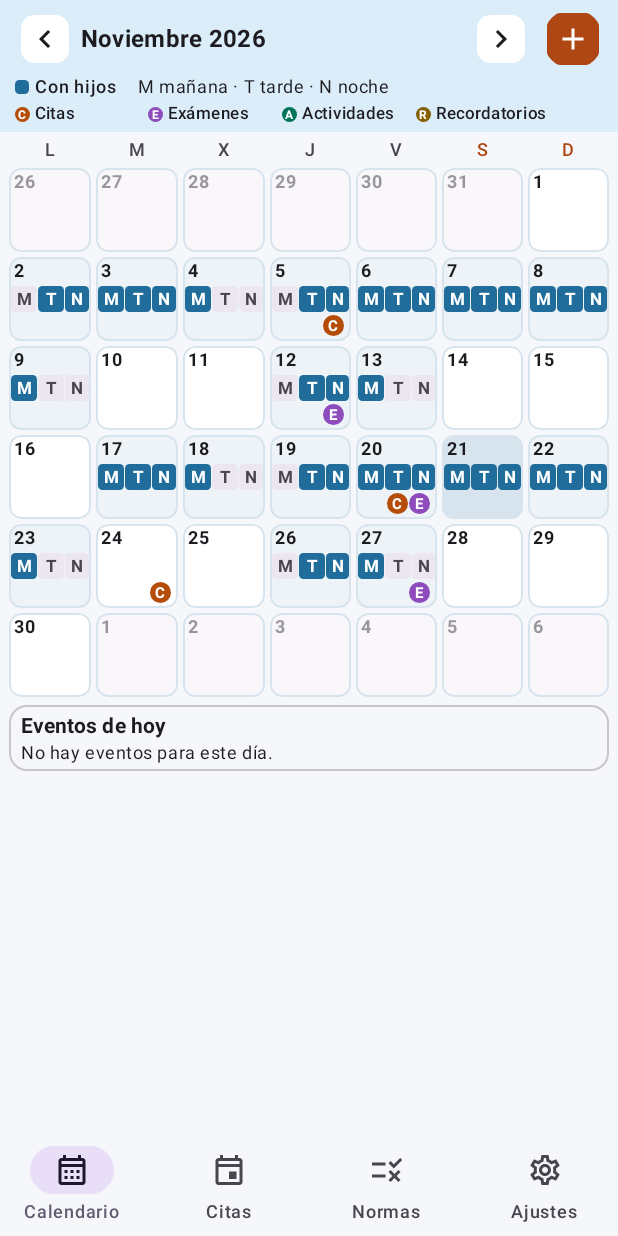
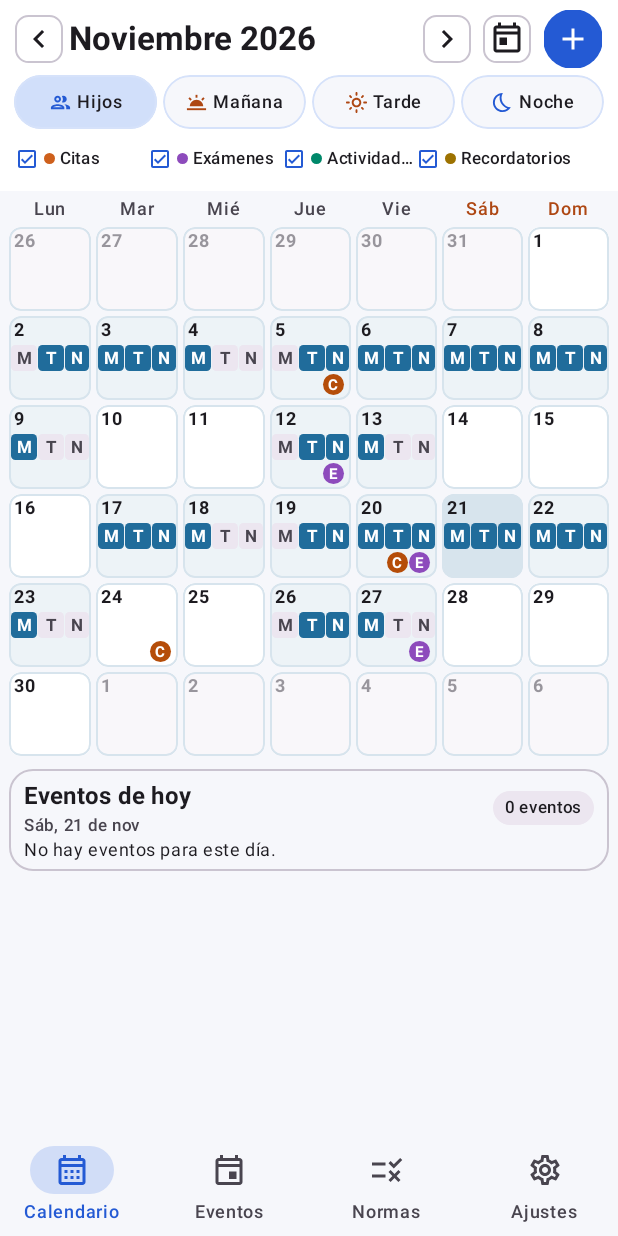
Before and after one commit to carlozzerdev/CalendarioLuchis, an Android app built with Jetpack Compose: the screen it shows after launch (MainActivity), on a phone screen of 412 x 824 dp. Run offline under Robolectric (Android 15) with nearby library versions, the phone set to English and light mode, and no system bars; our stand-ins replace Room's generated code; 1 statement that could not run was skipped.

Commit message:
Mejora de estilo

```diff
--- a/app/src/main/java/es/luchis/calendario/MainActivity.kt
+++ b/app/src/main/java/es/luchis/calendario/MainActivity.kt
@@ -126,17 +126,36 @@ internal val weekdays = listOf("Lunes","Martes","Miércoles","Jueves","Viernes",
             ) {
                 val tabs = listOf(
                     Triple(0, "Calendario", Icons.Outlined.CalendarMonth),
-                    Triple(3, "Citas", Icons.Outlined.Event),
+                    Triple(3, "Eventos", Icons.Outlined.Event),
                     Triple(1, "Normas", Icons.Outlined.Rule),
                     Triple(2, "Ajustes", Icons.Outlined.Settings)
                 )
                 tabs.forEach { (id, title, icon) ->
-                    NavigationBarItem(selected = tab == id, onClick = { tab = id }, icon = { Icon(icon, null) }, label = { Text(title) })
+                    val colors = MaterialTheme.colorScheme
+                    NavigationBarItem(
+                        selected = tab == id, onClick = { tab = id }, icon = { Icon(icon, null) }, label = { Text(title) },
+                        colors = NavigationBarItemDefaults.colors(
+                            selectedIconColor = colors.primary,
+                            selectedTextColor = colors.primary,
+                            indicatorColor = lerp(colors.surface, colors.primary, 0.17f)
+                        )
+                    )
                 }
             } }) { padding ->
                 Column(Modifier.fillMaxSize().padding(padding)) {
                     if(busy) LinearProgressIndicator(Modifier.fillMaxWidth())
-                    if(undo!=null) Row(Modifier.fillMaxWidth().padding(horizontal=16.dp),verticalAlignment=Alignment.CenterVertically) { Text("Cambio guardado",Modifier.weight(1f),style=MaterialTheme.typography.labelMedium); TextButton(onClick={ val previous=undo!!; undo=null; save(previous) }) { Text("Deshacer") } }
+                    undo?.let { previous ->
+                        Row(Modifier.fillMaxWidth().padding(horizontal = 12.dp), verticalAlignment = Alignment.CenterVertically) {
+                            Icon(Icons.Outlined.CloudDone, null, Modifier.size(19.dp), tint = MaterialTheme.colorScheme.onSurfaceVariant)
+                            Spacer(Modifier.width(6.dp))
+                            Text("Cambios guardados", Modifier.weight(1f), style = MaterialTheme.typography.labelMedium)
+                            TextButton(onClick = { undo = null; save(previous) }) {
+                                Icon(Icons.Outlined.Undo, null, Modifier.size(17.dp))
+                                Spacer(Modifier.width(4.dp))
+                                Text("Deshacer")
+                            }
+                        }
+                    }
                     when(tab) {
                         0 -> CalendarScreen(d,::save,::requestNotifications)
                         1 -> RulesScreen(d,::save)
@@ -211,6 +230,10 @@ internal val weekdays = listOf("Lunes","Martes","Miércoles","Jueves","Viernes",
     var editDay by remember { mutableStateOf(false) }
     var entry by remember { mutableStateOf<Entry?>(null) }
     var listNotices by rememberSaveable { mutableStateOf<Boolean?>(null) }
+    var showFixed by rememberSaveable { mutableStateOf(false) }
+    var custodyFilter by rememberSaveable { mutableIntStateOf(0) }
+    var eventFilter by rememberSaveable { mutableIntStateOf((1 shl EntryKind.entries.size) - 1) }
+    val visibleKinds = EntryKind.entries.filter { eventFilter and (1 shl it.ordinal) != 0 }.toSet()
     val today = LocalDate.now()
     val ym = YearMonth.parse(month)
     val date = selected?.let(LocalDate::parse) ?: today
@@ -234,45 +257,68 @@ internal val weekdays = listOf("Lunes","Martes","Miércoles","Jueves","Viernes",
     val dark = colors.surface.luminance() < 0.5f
     val accent = if (dark) Color(0xFFFFB58A) else Color(0xFFAE4713)
     val custodyColor = Color(d.displayColor)
-    val header = lerp(colors.surface, Color(0xFF67C6F0), if (dark) 0.18f else 0.21f)
     val cardColor = if (dark) colors.surfaceContainer else Color.White
     Column(
         Modifier.fillMaxSize(),
         verticalArrangement = Arrangement.spacedBy(4.dp)
     ) {
-        Column(Modifier.fillMaxWidth().background(header).padding(horizontal = 6.dp, vertical = 2.dp)) {
+        Column(Modifier.fillMaxWidth().background(cardColor).padding(horizontal = 6.dp, vertical = 2.dp)) {
             Row(Modifier.fillMaxWidth(), verticalAlignment = Alignment.CenterVertically) {
-                IconButton(onClick = { month = ym.minusMonths(1).toString() }) {
-                    Icon(Icons.Outlined.ChevronLeft, "Mes anterior", Modifier.background(cardColor, RoundedCornerShape(9.dp)).padding(4.dp))
+                IconButton(onClick = { month = ym.minusMonths(1).toString() }, modifier = Modifier.width(40.dp)) {
+                    Icon(Icons.Outlined.ChevronLeft, "Mes anterior", Modifier.border(1.dp, colors.outlineVariant, RoundedCornerShape(9.dp)).padding(4.dp))
                 }
                 Text(
                     ym.format(DateTimeFormatter.ofPattern("MMMM yyyy", spanish)).replaceFirstChar { it.uppercase() },
                     Modifier.weight(1f),
-                    style = MaterialTheme.typography.titleMedium,
+                    style = MaterialTheme.typography.titleLarge,
                     fontWeight = FontWeight.Bold,
                     maxLines = 1,
                     overflow = TextOverflow.Ellipsis
                 )
-                IconButton(onClick = { month = ym.plusMonths(1).toString() }) {
-                    Icon(Icons.Outlined.ChevronRight, "Mes siguiente", Modifier.background(cardColor, RoundedCornerShape(9.dp)).padding(4.dp))
+                IconButton(onClick = { month = ym.plusMonths(1).toString() }, modifier = Modifier.width(40.dp)) {
+                    Icon(Icons.Outlined.ChevronRight, "Mes siguiente", Modifier.border(1.dp, colors.outlineVariant, RoundedCornerShape(9.dp)).padding(4.dp))
+                }
+                IconButton(onClick = { month = YearMonth.from(today).toString(); selected = null; agenda = false }, modifier = Modifier.width(40.dp)) {
+                    Icon(Icons.Outlined.Today, "Ir a hoy", Modifier.border(1.dp, colors.outlineVariant, RoundedCornerShape(9.dp)).padding(4.dp))
                 }
                 IconButton(onClick = { listNotices = false }) {
-                    Icon(Icons.Outlined.Add, "Citas", Modifier.background(accent, RoundedCornerShape(9.dp)).padding(5.dp), tint = if (dark) Color(0xFF351405) else Color.White)
+                    Icon(Icons.Outlined.Add, "Añadir o gestionar eventos", Modifier.background(colors.primary, RoundedCornerShape(12.dp)).padding(7.dp), tint = colors.onPrimary)
                 }
             }
             if (!agenda) {
-                Row(Modifier.padding(horizontal = 4.dp), horizontalArrangement = Arrangement.spacedBy(14.dp), verticalAlignment = Alignment.CenterVertically) {
-                    Row(horizontalArrangement = Arrangement.spacedBy(4.dp), verticalAlignment = Alignment.CenterVertically) {
-                        Box(Modifier.size(9.dp).background(custodyColor, RoundedCornerShape(3.dp)))
-                        Text("Con hijos", style = MaterialTheme.typography.labelMedium)
+                val periodIcons = listOf(Icons.Outlined.People, Icons.Outlined.WbTwilight, Icons.Outlined.LightMode, Icons.Outlined.Bedtime)
+                Row(Modifier.fillMaxWidth().padding(horizontal = 3.dp), horizontalArrangement = Arrangement.spacedBy(4.dp)) {
+                    (listOf("Hijos") + periodNames).forEachIndexed { index, label ->
+                        val active = custodyFilter == index
+                        val shape = RoundedCornerShape(50)
+                        Row(
+                            Modifier.weight(1f).heightIn(min = 36.dp).clip(shape)
+                                .background(if (active) lerp(cardColor, colors.primary, 0.20f) else colors.surface)
+                                .border(1.dp, lerp(cardColor, colors.primary, 0.18f), shape)
+                                .toggleable(active, role = Role.RadioButton) { if (it) custodyFilter = index else custodyFilter = 0 }
+                                .padding(horizontal = 3.dp),
+                            horizontalArrangement = Arrangement.spacedBy(3.dp, Alignment.CenterHorizontally),
+                            verticalAlignment = Alignment.CenterVertically
+                        ) {
+                            Icon(periodIcons[index], null, Modifier.size(15.dp), tint = if (index in 1..2) accent else colors.primary)
+                            Text(label, style = MaterialTheme.typography.labelMedium, maxLines = 1, overflow = TextOverflow.Ellipsis)
+                        }
                     }
-                    Text("M mañana · T tarde · N noche", style = MaterialTheme.typography.bodySmall)
                 }
                 Row(Modifier.fillMaxWidth().padding(horizontal = 4.dp, vertical = 2.dp), horizontalArrangement = Arrangement.SpaceBetween) {
                     EntryKind.entries.forEach { kind ->
                         val width = if (kind == EntryKind.REMINDER) 1.4f else 1f
-                        Row(Modifier.weight(width), verticalAlignment = Alignment.CenterVertically, horizontalArrangement = Arrangement.spacedBy(3.dp)) {
-                            EntryDot(kind, 10.dp, showMark = true)
+                        val checked = kind in visibleKinds
+                        Row(
+                            Modifier.weight(width).heightIn(min = 35.dp).toggleable(checked, role = Role.Checkbox) {
+                                eventFilter = eventFilter xor (1 shl kind.ordinal)
+                            },
+                            verticalAlignment = Alignment.CenterVertically,
+                            horizontalArrangement = Arrangement.spacedBy(3.dp)
+                        ) {
+                            Icon(if (checked) Icons.Outlined.CheckBox else Icons.Outlined.CheckBoxOutlineBlank,
+                                null, Modifier.size(16.dp), tint = if (checked) colors.primary else colors.onSurfaceVariant)
+                            EntryDot(kind, 7.dp)
                             Text(kind.plural, style = MaterialTheme.typography.labelSmall, maxLines = 1, overflow = TextOverflow.Ellipsis)
                         }
                     }
@@ -280,7 +326,7 @@ internal val weekdays = listOf("Lunes","Martes","Miércoles","Jueves","Viernes",
             }
         }
         if(!agenda) {
-            val weekdayLabels = listOf("L", "M", "X", "J", "V", "S", "D")
+            val weekdayLabels = listOf("Lun", "Mar", "Mié", "Jue", "Vie", "Sáb", "Dom")
             Row(Modifier.padding(horizontal = 6.dp), horizontalArrangement = Arrangement.spacedBy(3.dp)) {
                 weekdayLabels.forEachIndexed { index, label -> Box(Modifier.weight(1f), contentAlignment = Alignment.Center) {
                     Text(label, style = MaterialTheme.typography.labelMedium,
@@ -304,7 +350,8 @@ internal val weekdays = listOf("Lunes","Martes","Miércoles","Jueves","Viernes",
                                 val inMonth = YearMonth.from(day) == ym
                                 CalendarDayCard(
                                     day = day,
-                                    mask = if (inMonth) CalendarEngine.day(d, day).mask else 0,
+                                    mask = if (!inMonth) 0 else CalendarEngine.day(d, day).mask and
+                                        (if (custodyFilter == 0) 7 else 1 shl (custodyFilter - 1)),
                                     custodyColor = custodyColor,
                                     cardColor = cardColor,
                                     inMonth = inMonth,
@@ -312,7 +359,8 @@ internal val weekdays = listOf("Lunes","Martes","Miércoles","Jueves","Viernes",
                                     today = day == today,
                                     periodSize = periodSize,
                                     eventRowWidth = eventRowWidth,
-                                    entryKinds = if (inMonth) entriesByDay[day].orEmpty().map { it.entry.kind }.toSet() else emptySet(),
+                                    entryKinds = if (inMonth) entriesByDay[day].orEmpty().map { it.entry.kind }
+                                        .filter { it in visibleKinds }.toSet() else emptySet(),
                                     modifier = Modifier.weight(1f).fillMaxHeight()
                                 ) {
                                     month = YearMonth.from(day).toString()
@@ -322,8 +370,9 @@ internal val weekdays = listOf("Lunes","Martes","Miércoles","Jueves","Viernes",
                             }
                         }
                     }
-                    if (fixedEntries.isNotEmpty()) FixedEvents(fixedEntries) { entry = it }
-                    SelectedDayEvents(date, today, dayEntries.filterNot { it.entry.isFixed }) { entry = it }
+                    val visibleFixed = fixedEntries.filter { it.kind in visibleKinds }
+                    if (visibleFixed.isNotEmpty()) FixedEvents(visibleFixed, { showFixed = true }) { entry = it }
+                    SelectedDayEvents(date, today, dayEntries.filter { !it.entry.isFixed && it.entry.kind in visibleKinds }) { entry = it }
                 }
             }
         } else {
@@ -333,6 +382,7 @@ internal val weekdays = listOf("Lunes","Martes","Miércoles","Jueves","Viernes",
                     TextButton(onClick = { agenda = false }) { Text("Ver mes") }
                 }
                 val entries = entriesByDay.toSortedMap().filterKeys { YearMonth.from(it) == ym }.values.flatten()
+                    .filter { it.entry.kind in visibleKinds }
                 if (entries.isEmpty()) Text("No hay elementos este mes.", color = MaterialTheme.colorScheme.onSurfaceVariant)
                 entries.forEach { occurrence -> EntryCard(occurrence.entry, occurrence.date) { entry = occurrence.entry } }
             }
@@ -340,6 +390,19 @@ internal val weekdays = listOf("Lunes","Martes","Miércoles","Jueves","Viernes",
         if (!d.initialized && d.exceptions.isEmpty()) {
             Text("Configura el lunes inicial en Normas.", style = MaterialTheme.typography.bodySmall)
         }
+    }
+    if (showFixed && entry == null) {
+        AlertDialog(
+            onDismissRequest = { showFixed = false },
+            title = { Text("Fijados") },
+            text = {
+                Column(Modifier.verticalScroll(rememberScrollState()), verticalArrangement = Arrangement.spacedBy(6.dp)) {
+                    if (fixedEntries.isEmpty()) Text("No hay elementos fijados.")
+                    fixedEntries.forEach { item -> EntryCard(item) { entry = item } }
+                }
+            },
+            confirmButton = { TextButton(onClick = { showFixed = false }) { Text("Cerrar") } }
+        )
     }
     if(editDay) DayEditor(d,date,{editDay=false},save)
     entry?.let { e -> EntryEditor(e,{entry=null},{updated -> if(updated.reminder>=0) requestNotifications(); save(d.copy(entries=d.entries.filter {it.id!=updated.id}+updated));entry=null},{save(d.copy(entries=d.entries.filter {it.id!=e.id}));entry=null}) }
@@ -532,14 +595,15 @@ private fun DayDetailsSheet(
 }
 
 @Composable
-private fun FixedEvents(entries: List<Entry>, onOpenEntry: (Entry) -> Unit) {
-    OutlinedCard(Modifier.fillMaxWidth().padding(top = 2.dp)) {
-        Column(Modifier.fillMaxWidth().padding(horizontal = 8.dp, vertical = 6.dp)) {
-            Row(verticalAlignment = Alignment.CenterVertically, horizontalArrangement = Arrangement.spacedBy(6.dp)) {
+private fun FixedEvents(entries: List<Entry>, onSeeAll: () -> Unit, onOpenEntry: (Entry) -> Unit) {
+    OutlinedCard(Modifier.fillMaxWidth().padding(top = 5.dp), shape = RoundedCornerShape(16.dp)) {
+        Column(Modifier.fillMaxWidth().padding(horizontal = 10.dp, vertical = 4.dp)) {
+            Row(Modifier.fillMaxWidth(), verticalAlignment = Alignment.CenterVertically, horizontalArrangement = Arrangement.spacedBy(6.dp)) {
                 Icon(Icons.Outlined.PushPin, null, Modifier.size(16.dp), tint = MaterialTheme.colorScheme.primary)
-                Text("Fijados", style = MaterialTheme.typography.titleSmall, fontWeight = FontWeight.Bold)
+                Text("Fijados", Modifier.weight(1f), style = MaterialTheme.typography.titleMedium, fontWeight = FontWeight.Bold)
+                TextButton(onClick = onSeeAll) { Text("Ver todo →") }
             }
-            entries.forEach { item ->
+            entries.take(2).forEach { item ->
                 Row(
                     Modifier.fillMaxWidth().heightIn(min = 28.dp).clickable { onOpenEntry(item) },
                     verticalAlignment = Alignment.CenterVertically,
@@ -563,21 +627,36 @@ private fun FixedEvents(entries: List<Entry>, onOpenEntry: (Entry) -> Unit) {
 @Composable
 private fun SelectedDayEvents(date: LocalDate, today: LocalDate, entries: List<EntryOccurrence>, onOpenEntry: (Entry) -> Unit) {
     val colors = MaterialTheme.colorScheme
-    OutlinedCard(Modifier.fillMaxWidth().padding(top = 2.dp)) {
-        Column(Modifier.fillMaxWidth().padding(horizontal = 8.dp, vertical = 4.dp)) {
-            Text(if (date == today) "Eventos de hoy" else "Eventos del ${date.label()}",
-                style = MaterialTheme.typography.titleSmall, fontWeight = FontWeight.Bold)
+    val dateFormat = remember { DateTimeFormatter.ofPattern("EEE, d 'de' MMM", spanish) }
+    OutlinedCard(Modifier.fillMaxWidth().padding(top = 5.dp), shape = RoundedCornerShape(16.dp)) {
+        Column(Modifier.fillMaxWidth().padding(horizontal = 10.dp, vertical = 6.dp)) {
+            Row(Modifier.fillMaxWidth(), verticalAlignment = Alignment.CenterVertically, horizontalArrangement = Arrangement.spacedBy(8.dp)) {
+                Column(Modifier.weight(1f)) {
+                    Text(if (date == today) "Eventos de hoy" else "Eventos del día",
+                        style = MaterialTheme.typography.titleMedium, fontWeight = FontWeight.Bold)
+                    Text(date.format(dateFormat).replaceFirstChar { it.uppercase() },
+                        style = MaterialTheme.typography.labelSmall, color = colors.onSurfaceVariant)
+                }
+                Text(
+                    if (entries.size == 1) "1 evento" else "${entries.size} eventos",
+                    Modifier.background(colors.surfaceContainerHigh, RoundedCornerShape(50)).padding(horizontal = 8.dp, vertical = 3.dp),
+                    style = MaterialTheme.typography.labelSmall
+                )
+            }
             if (entries.isEmpty()) {
                 Text("No hay eventos para este día.", style = MaterialTheme.typography.bodySmall)
             }
-            entries.forEach { (item, _) ->
+            entries.forEachIndexed { index, (item, _) ->
+                if (index > 0) HorizontalDivider(color = colors.outlineVariant.copy(alpha = 0.5f))
                 Row(
                     Modifier.fillMaxWidth().heightIn(min = 26.dp).clickable { onOpenEntry(item) },
                     verticalAlignment = Alignment.CenterVertically,
                     horizontalArrangement = Arrangement.spacedBy(6.dp)
                 ) {
-                    Text(item.time.ifEmpty { "Sin hora" }, Modifier.widthIn(min = 48.dp),
-                        color = colors.primary, style = MaterialTheme.typography.labelMedium)
+                    Text(item.time.ifEmpty { "Sin hora" },
+                        Modifier.widthIn(min = 52.dp).background(lerp(colors.surface, colors.primary, 0.15f), RoundedCornerShape(5.dp))
+                            .padding(horizontal = 5.dp, vertical = 2.dp),
+                        color = colors.primary, style = MaterialTheme.typography.labelMedium, fontWeight = FontWeight.Bold)
                     EntryDot(item.kind, 11.dp, showMark = true)
                     Text(
                         item.title,
@@ -789,7 +868,7 @@ private fun AppointmentsScreen(entries: List<Entry>, onDelete: (String) -> Unit)
         contentPadding = PaddingValues(12.dp),
         verticalArrangement = Arrangement.spacedBy(8.dp)
     ) {
-        item { Text("Citas", style = MaterialTheme.typography.headlineSmall, fontWeight = FontWeight.Bold) }
+        item { Text("Eventos", style = MaterialTheme.typography.headlineSmall, fontWeight = FontWeight.Bold) }
         if (itemsByDate.isEmpty()) {
             item { Text("No hay citas, exámenes, actividades ni recordatorios.", color = colors.onSurfaceVariant) }
         }
```
